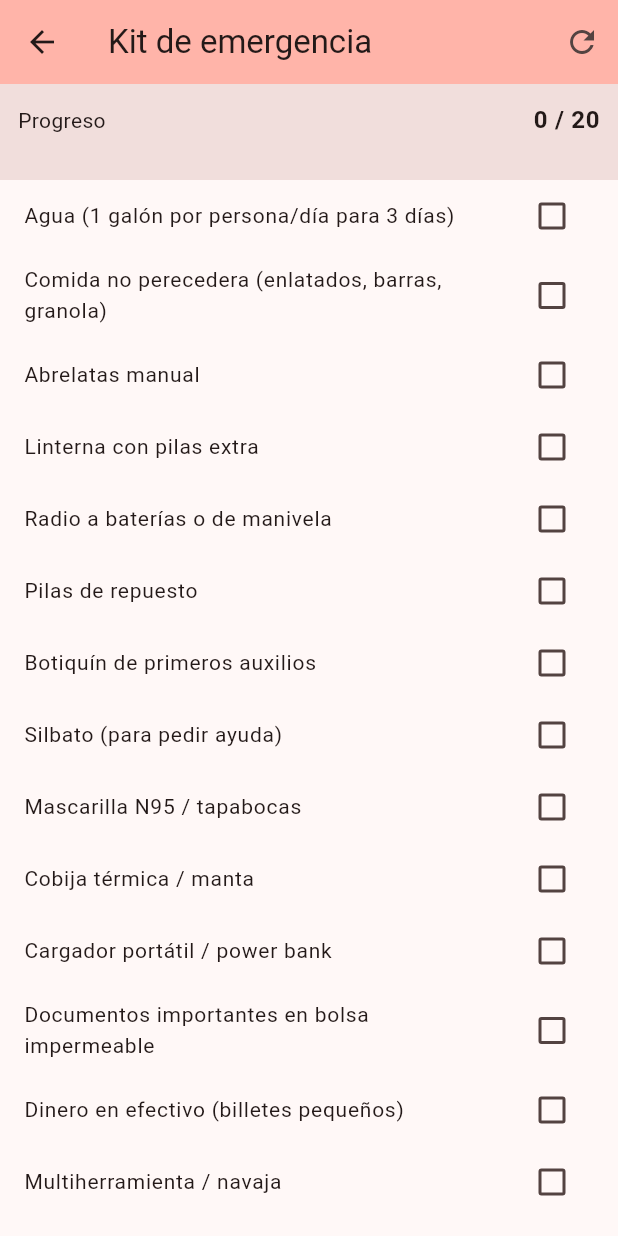
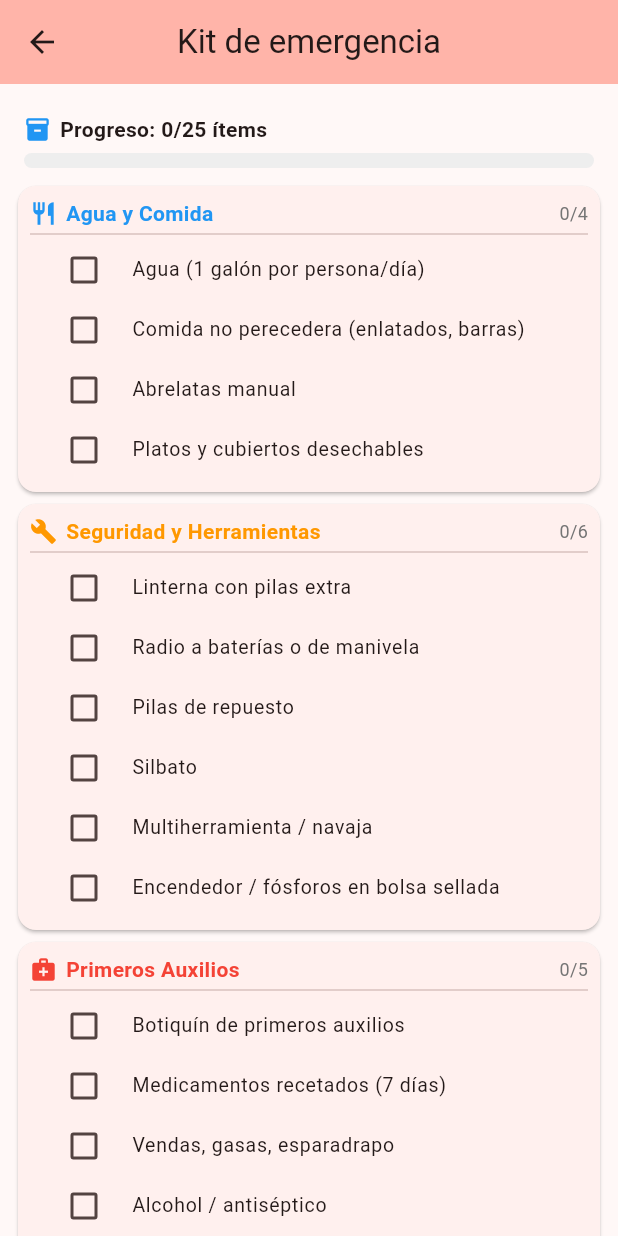
Before and after one commit to juancito8812/sismo-app, a Flutter app: the screen it shows after launch, after a tap on "Kit", on a phone screen of 412 x 824 dp. Run offline on Flutter 3.47's test engine with Material 3 defaults, Android fonts, the phone set to English and light mode, and no system bars; our stand-ins replace audioplayers, csv, flutter_contacts, flutter_local_notifications, flutter_map, latlong2 and 3 more; missing offline and left inert: torch_light, workmanager; accounts and stored records are empty; statements that could not run were skipped.

Commit message:
ui: tema oscuro, kit categorizado, guia iconos, detalle cards, filtros grandes, compartir

```diff
--- a/lib/main.dart
+++ b/lib/main.dart
@@ -39,7 +39,14 @@ class SismosApp extends StatelessWidget {
       theme: ThemeData(
         colorScheme: ColorScheme.fromSeed(seedColor: Colors.red),
         useMaterial3: true,
+        appBarTheme: const AppBarTheme(centerTitle: true),
       ),
+      darkTheme: ThemeData(
+        colorScheme: ColorScheme.fromSeed(seedColor: Colors.red, brightness: Brightness.dark),
+        useMaterial3: true,
+        appBarTheme: const AppBarTheme(centerTitle: true),
+      ),
+      themeMode: ThemeMode.system,
       home: const HomeScreen(),
     );
   }
--- a/lib/screens/emergency_kit.dart
+++ b/lib/screens/emergency_kit.dart
@@ -9,141 +9,149 @@ class EmergencyKitScreen extends StatefulWidget {
 }
 
 class _EmergencyKitScreenState extends State<EmergencyKitScreen> {
-  final _items = <_KitItem>[
-    _KitItem('Agua (1 galón por persona/día para 3 días)', 'water'),
-    _KitItem('Comida no perecedera (enlatados, barras, granola)', 'food'),
-    _KitItem('Abrelatas manual', 'opener'),
-    _KitItem('Linterna con pilas extra', 'flashlight'),
-    _KitItem('Radio a baterías o de manivela', 'radio'),
-    _KitItem('Pilas de repuesto', 'batteries'),
-    _KitItem('Botiquín de primeros auxilios', 'firstaid'),
-    _KitItem('Silbato (para pedir ayuda)', 'whistle'),
-    _KitItem('Mascarilla N95 / tapabocas', 'mask'),
-    _KitItem('Cobija térmica / manta', 'blanket'),
-    _KitItem('Cargador portátil / power bank', 'powerbank'),
-    _KitItem('Documentos importantes en bolsa impermeable', 'docs'),
-    _KitItem('Dinero en efectivo (billetes pequeños)', 'cash'),
-    _KitItem('Multiherramienta / navaja', 'tool'),
-    _KitItem('Cinta adhesiva gruesa', 'tape'),
-    _KitItem('Bolsa de basura (10, usos múltiples)', 'bags'),
-    _KitItem('Ropa de cambio y zapatos resistentes', 'clothes'),
-    _KitItem('Medicamentos recetados (7 días)', 'meds'),
-    _KitItem('Toallitas húmedas / gel antibacterial', 'hygiene'),
-    _KitItem('Pito / silbato', 'whistle2'),
+  final _categories = [
+    _KitCategory('Agua y Comida', Icons.restaurant, Colors.blue, [
+      _KitItem('Agua (1 galón por persona/día)', 'water'),
+      _KitItem('Comida no perecedera (enlatados, barras)', 'food'),
+      _KitItem('Abrelatas manual', 'opener'),
+      _KitItem('Platos y cubiertos desechables', 'dishes'),
+    ]),
+    _KitCategory('Seguridad y Herramientas', Icons.build, Colors.orange, [
+      _KitItem('Linterna con pilas extra', 'flashlight'),
+      _KitItem('Radio a baterías o de manivela', 'radio'),
+      _KitItem('Pilas de repuesto', 'batteries'),
+      _KitItem('Silbato', 'whistle'),
+      _KitItem('Multiherramienta / navaja', 'tool'),
+      _KitItem('Encendedor / fósforos en bolsa sellada', 'matches'),
+    ]),
+    _KitCategory('Primeros Auxilios', Icons.medical_services, Colors.red, [
+      _KitItem('Botiquín de primeros auxilios', 'firstaid'),
+      _KitItem('Medicamentos recetados (7 días)', 'meds'),
+      _KitItem('Vendas, gasas, esparadrapo', 'bandages'),
+      _KitItem('Alcohol / antiséptico', 'antiseptic'),
+      _KitItem('Guantes de látex', 'gloves'),
+    ]),
+    _KitCategory('Higiene y Confort', Icons.clean_hands, Colors.teal, [
+      _KitItem('Toallitas húmedas / gel antibacterial', 'wipes'),
+      _KitItem('Bolsa de basura (10+), precinto', 'bags'),
+      _KitItem('Papel higiénico', 'tp'),
+      _KitItem('Ropa de abrigo y frazada', 'blanket'),
+      _KitItem('Cepillo de dientes / pasta', 'hygiene'),
+    ]),
+    _KitCategory('Documentos y Comunicación', Icons.description, Colors.indigo, [
+      _KitItem('Cédula / pasaporte (copia)', 'id'),
+      _KitItem('Dinero en efectivo', 'cash'),
+      _KitItem('Cargador portátil / power bank', 'charger'),
+      _KitItem('Lista de contactos de emergencia', 'contacts'),
+      _KitItem('Mapa de la zona / rutas de evacuación', 'map'),
+    ]),
   ];
+
+  final _checked = <String>{};
 
   @override
   void initState() {
     super.initState();
-    _loadState();
+    _load();
   }
 
-  Future<void> _loadState() async {
+  Future<void> _load() async {
+    final prefs = await SharedPreferences.getInstance();
+    setState(() => _checked.addAll(prefs.getStringList('kit_checked') ?? []));
+  }
+
+  Future<void> _toggle(String key) async {
     final prefs = await SharedPreferences.getInstance();
     setState(() {
-      for (final item in _items) {
-        item.checked = prefs.getBool('kit_${item.key}') ?? false;
-      }
+      if (_checked.contains(key)) { _checked.remove(key); } else { _checked.add(key); }
     });
-  }
-
-  Future<void> _toggle(_KitItem item) async {
-    setState(() => item.checked = !item.checked);
-    final prefs = await SharedPreferences.getInstance();
-    await prefs.setBool('kit_${item.key}', item.checked);
-  }
-
-  Future<void> _resetAll() async {
-    final confirm = await showDialog<bool>(
-      context: context,
-      builder: (ctx) => AlertDialog(
-        title: const Text('Reiniciar checklist'),
-        content: const Text('¿Marcar todo como pendiente?'),
-        actions: [
-          TextButton(onPressed: () => Navigator.pop(ctx, false), child: const Text('Cancelar')),
-          FilledButton(onPressed: () => Navigator.pop(ctx, true), child: const Text('Reiniciar')),
-        ],
-      ),
-    );
-    if (confirm != true) return;
-    final prefs = await SharedPreferences.getInstance();
-    setState(() {
-      for (final item in _items) {
-        item.checked = false;
-        prefs.setBool('kit_${item.key}', false);
-      }
-    });
+    await prefs.setStringList('kit_checked', _checked.toList());
   }
 
   @override
   Widget build(BuildContext context) {
     final theme = Theme.of(context);
-    final checkedCount = _items.where((i) => i.checked).length;
-    final progress = checkedCount / _items.length;
+    final total = _categories.fold(0, (s, c) => s + c.items.length);
+    final done = _checked.length;
+    final progress = total > 0 ? done / total : 0.0;
 
     return Scaffold(
       appBar: AppBar(
         title: const Text('Kit de emergencia'),
         backgroundColor: theme.colorScheme.inversePrimary,
-        actions: [
-          IconButton(icon: const Icon(Icons.refresh), tooltip: 'Reiniciar', onPressed: _resetAll),
-        ],
       ),
-      body: Column(
+      body: ListView(
+        padding: const EdgeInsets.all(12),
         children: [
           // Barra de progreso
-          Container(
-            padding: const EdgeInsets.all(12),
-            color: theme.colorScheme.surfaceContainerHighest,
+          Padding(
+            padding: const EdgeInsets.symmetric(horizontal: 4, vertical: 8),
             child: Column(
+              crossAxisAlignment: CrossAxisAlignment.start,
               children: [
-                Row(
-                  mainAxisAlignment: MainAxisAlignment.spaceBetween,
-                  children: [
-                    Text('Progreso', style: theme.textTheme.bodyMedium),
-                    Text('$checkedCount / ${_items.length}', style: theme.textTheme.bodyLarge?.copyWith(fontWeight: FontWeight.bold)),
-                  ],
-                ),
+                Row(children: [
+                  const Icon(Icons.inventory_2, size: 18, color: Colors.blue),
+                  const SizedBox(width: 6),
+                  Text('Progreso: $done/$total ítems', style: const TextStyle(fontWeight: FontWeight.w600, fontSize: 14)),
+                ]),
                 const SizedBox(height: 6),
                 ClipRRect(
                   borderRadius: BorderRadius.circular(8),
-                  child: LinearProgressIndicator(
-                    value: progress,
-                    minHeight: 10,
-                    backgroundColor: theme.colorScheme.surfaceContainerHighest,
-                    valueColor: AlwaysStoppedAnimation(
-                      progress >= 1.0 ? Colors.green : theme.colorScheme.primary,
-                    ),
-                  ),
+                  child: LinearProgressIndicator(value: progress, minHeight: 10,
+                    backgroundColor: Colors.grey.shade200,
+                    valueColor: AlwaysStoppedAnimation(progress == 1.0 ? Colors.green : Colors.blue)),
                 ),
               ],
             ),
           ),
-          // Lista
-          Expanded(
-            child: ListView.builder(
-              itemCount: _items.length,
-              itemBuilder: (context, index) {
-                final item = _items[index];
-                return CheckboxListTile(
-                  title: Text(item.label, style: const TextStyle(fontSize: 14)),
-                  value: item.checked,
-                  onChanged: (_) => _toggle(item),
-                  activeColor: Colors.green,
-                  dense: true,
-                );
-              },
+          // Categorías
+          for (final cat in _categories) ...[
+            Card(
+              margin: const EdgeInsets.symmetric(vertical: 4),
+              child: Padding(
+                padding: const EdgeInsets.all(8),
+                child: Column(
+                  crossAxisAlignment: CrossAxisAlignment.start,
+                  children: [
+                    Row(children: [
+                      Icon(cat.icon, size: 18, color: cat.color),
+                      const SizedBox(width: 6),
+                      Text(cat.name, style: TextStyle(fontWeight: FontWeight.bold, fontSize: 14, color: cat.color)),
+                      const Spacer(),
+                      Text('${_checked.where((k) => cat.items.any((i) => i.key == k)).length}/${cat.items.length}',
+                        style: TextStyle(fontSize: 12, color: Colors.grey.shade600)),
+                    ]),
+                    const Divider(height: 8),
+                    ...cat.items.map((item) => CheckboxListTile(
+                      value: _checked.contains(item.key),
+                      onChanged: (_) => _toggle(item.key),
+                      title: Text(item.label, style: const TextStyle(fontSize: 13)),
+                      dense: true,
+                      controlAffinity: ListTileControlAffinity.leading,
+                      visualDensity: VisualDensity.compact,
+                    )),
+                  ],
+                ),
+              ),
             ),
-          ),
+          ],
+          const SizedBox(height: 32),
         ],
       ),
     );
   }
 }
 
+class _KitCategory {
+  final String name;
+  final IconData icon;
+  final Color color;
+  final List<_KitItem> items;
+  const _KitCategory(this.name, this.icon, this.color, this.items);
+}
+
 class _KitItem {
   final String label;
   final String key;
-  bool checked = false;
-  _KitItem(this.label, this.key);
+  const _KitItem(this.label, this.key);
 }
--- a/lib/screens/home.dart
+++ b/lib/screens/home.dart
@@ -219,7 +219,7 @@ class _HomeScreenState extends State<HomeScreen> {
 
   Widget _buildFilterBar(ThemeData theme) {
     return Container(
-      padding: const EdgeInsets.symmetric(horizontal: 12, vertical: 4),
+      padding: const EdgeInsets.symmetric(horizontal: 12, vertical: 6),
       color: theme.colorScheme.surfaceContainerHighest,
       child: SingleChildScrollView(
         scrollDirection: Axis.horizontal,
@@ -229,12 +229,12 @@ class _HomeScreenState extends State<HomeScreen> {
               setState(() => _minMag = _minMag > 0 ? 0 : 3);
               _refresh();
             }),
-            const SizedBox(width: 6),
-            _filterChip(['Todo', '24h', '7d', '30d'][_dateRange], _dateRange > 0, () {
+            const SizedBox(width: 8),
+            _filterChip(['Todo', 'Últ. 24h', 'Últ. 7d', 'Últ. 30d'][_dateRange], _dateRange > 0, () {
               setState(() => _dateRange = _dateRange > 0 ? 0 : 1);
               _refresh();
             }),
-            const SizedBox(width: 6),
+            const SizedBox(width: 8),
             _filterChip(_source, _source != 'Todas', () {
               setState(() => _source = _source == 'Todas' ? 'USGS' : 'Todas');
               _refresh();
@@ -247,9 +247,11 @@ class _HomeScreenState extends State<HomeScreen> {
 
   Widget _filterChip(String label, bool active, VoidCallback onTap) {
     return FilterChip(
-      label: Text(label, style: const TextStyle(fontSize: 12)),
-      selected: active, onSelected: (_) => onTap(),
-      visualDensity: VisualDensity.compact,
+      label: Text(label, style: const TextStyle(fontSize: 13, fontWeight: FontWeight.w500)),
+      selected: active,
+      onSelected: (_) => onTap(),
+      visualDensity: VisualDensity.comfortable,
+      padding: const EdgeInsets.symmetric(horizontal: 8, vertical: 6),
     );
   }
 
```
Also changed, not shown: lib/screens/event_detail.dart (+74 -71 lines), lib/screens/safety_guide.dart (+54 -55 lines).
